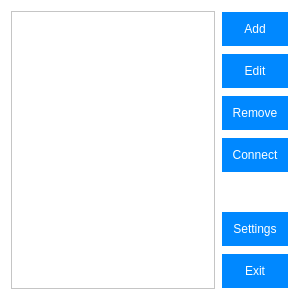
Above: src/contactlistwindow.ui from thomas-picariello/SDTP before the change. Below: the same form after it.
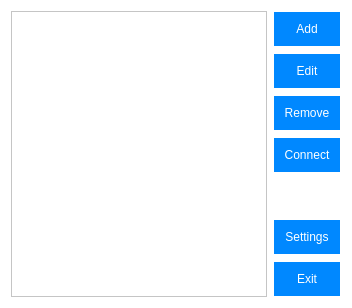
That is the form after the change. Icons and pictures are not drawn.

Commit message: Fixed window size in HDPI mode

Patch:
```diff
--- a/src/contactlistwindow.ui
+++ b/src/contactlistwindow.ui
@@ -2,13 +2,11 @@
 <ui version="4.0">
  <class>ContactListWindow</class>
  <widget class="QWidget" name="ContactListWindow">
-  <property name="geometry">
-   <rect>
-    <x>0</x>
-    <y>0</y>
-    <width>300</width>
-    <height>300</height>
-   </rect>
+  <property name="sizePolicy">
+   <sizepolicy hsizetype="MinimumExpanding" vsizetype="MinimumExpanding">
+    <horstretch>0</horstretch>
+    <verstretch>0</verstretch>
+   </sizepolicy>
   </property>
   <property name="minimumSize">
    <size>
```
The commit also changes 4 other files.
